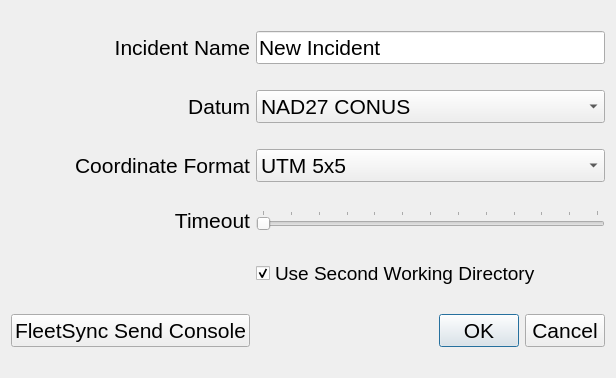
The window that designer/options.ui (ncssar/radiolog) describes before a commit, drawn with Qt 5.
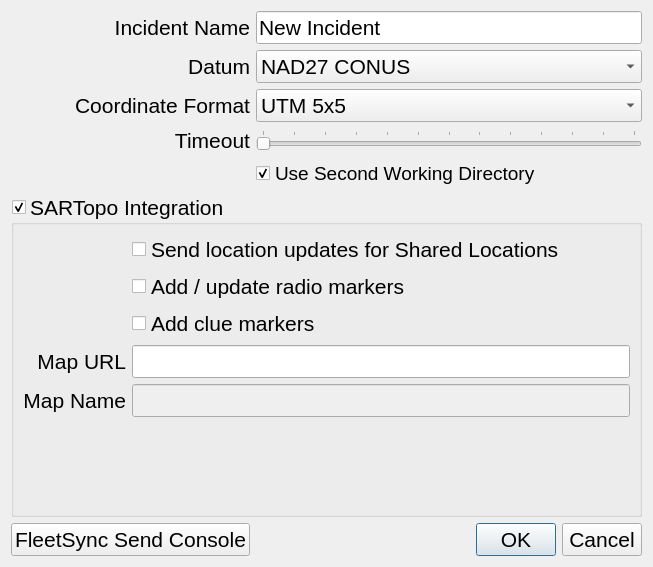
The same window after the commit.

```diff
--- a/designer/options.ui
+++ b/designer/options.ui
@@ -6,8 +6,8 @@
    <rect>
     <x>0</x>
     <y>0</y>
-    <width>616</width>
-    <height>378</height>
+    <width>653</width>
+    <height>567</height>
    </rect>
   </property>
   <property name="font">
@@ -92,7 +92,7 @@
      </property>
     </widget>
    </item>
-   <item row="9" column="1">
+   <item row="10" column="1">
     <widget class="QDialogButtonBox" name="buttonBox">
      <property name="font">
       <font>
@@ -108,8 +108,8 @@
      </property>
     </widget>
    </item>
-   <item row="1" column="0">
-    <widget class="QLabel" name="label_3">
+   <item row="3" column="0">
+    <widget class="QLabel" name="timeoutLabel">
      <property name="font">
       <font>
        <family>Segoe UI</family>
@@ -117,7 +117,7 @@
       </font>
      </property>
      <property name="text">
-      <string>Datum</string>
+      <string>Timeout</string>
      </property>
      <property name="alignment">
       <set>Qt::AlignRight|Qt::AlignTrailing|Qt::AlignVCenter</set>
@@ -147,42 +147,20 @@
      </item>
     </widget>
    </item>
-   <item row="2" column="1">
-    <widget class="QComboBox" name="formatField">
+   <item row="1" column="0">
+    <widget class="QLabel" name="label_3">
      <property name="font">
       <font>
        <family>Segoe UI</family>
        <pointsize>16</pointsize>
       </font>
      </property>
-     <property name="focusPolicy">
-      <enum>Qt::ClickFocus</enum>
+     <property name="text">
+      <string>Datum</string>
      </property>
-     <item>
-      <property name="text">
-       <string>UTM 5x5</string>
-      </property>
-     </item>
-     <item>
-      <property name="text">
-       <string>UTM 7x7</string>
-      </property>
-     </item>
-     <item>
-      <property name="text">
-       <string>D.d°</string>
-      </property>
-     </item>
-     <item>
-      <property name="text">
-       <string>D° M.m'</string>
-      </property>
-     </item>
-     <item>
-      <property name="text">
-       <string>D° M' S.s&quot;</string>
-      </property>
-     </item>
+     <property name="alignment">
+      <set>Qt::AlignRight|Qt::AlignTrailing|Qt::AlignVCenter</set>
+     </property>
     </widget>
    </item>
    <item row="8" column="1">
@@ -203,20 +181,49 @@
      </property>
     </widget>
    </item>
-   <item row="3" column="0">
-    <widget class="QLabel" name="timeoutLabel">
+   <item row="10" column="0">
+    <widget class="QPushButton" name="fsSendButton">
+     <property name="text">
+      <string>FleetSync Send Console</string>
+     </property>
+    </widget>
+   </item>
+   <item row="2" column="1">
+    <widget class="QComboBox" name="formatField">
      <property name="font">
       <font>
        <family>Segoe UI</family>
        <pointsize>16</pointsize>
       </font>
      </property>
-     <property name="text">
-      <string>Timeout</string>
+     <property name="focusPolicy">
+      <enum>Qt::ClickFocus</enum>
      </property>
-     <property name="alignment">
-      <set>Qt::AlignRight|Qt::AlignTrailing|Qt::AlignVCenter</set>
-     </property>
+     <item>
+      <property name="text">
+       <string>UTM 5x5</string>
+      </property>
+     </item>
+     <item>
+      <property name="text">
+       <string>UTM 7x7</string>
+      </property>
+     </item>
+     <item>
+      <property name="text">
+       <string>D.d°</string>
+      </property>
+     </item>
+     <item>
+      <property name="text">
+       <string>D° M.m'</string>
+      </property>
+     </item>
+     <item>
+      <property name="text">
+       <string>D° M' S.s&quot;</string>
+      </property>
+     </item>
     </widget>
    </item>
    <item row="0" column="1">
@@ -235,11 +242,79 @@
      </property>
     </widget>
    </item>
-   <item row="9" column="0">
-    <widget class="QPushButton" name="fsSendButton">
-     <property name="text">
-      <string>FleetSync Send Console</string>
+   <item row="9" column="0" colspan="2">
+    <widget class="QGroupBox" name="sartopoGroupBox">
+     <property name="sizePolicy">
+      <sizepolicy hsizetype="Preferred" vsizetype="Minimum">
+       <horstretch>0</horstretch>
+       <verstretch>0</verstretch>
+      </sizepolicy>
      </property>
+     <property name="title">
+      <string>SARTopo Integration</string>
+     </property>
+     <property name="checkable">
+      <bool>true</bool>
+     </property>
+     <layout class="QFormLayout" name="formLayout">
+      <property name="labelAlignment">
+       <set>Qt::AlignRight|Qt::AlignTrailing|Qt::AlignVCenter</set>
+      </property>
+      <property name="formAlignment">
+       <set>Qt::AlignLeading|Qt::AlignLeft|Qt::AlignTop</set>
+      </property>
+      <item row="0" column="1">
+       <widget class="QCheckBox" name="sartopoLocationUpdatesCheckBox">
+        <property name="text">
+         <string>Send location updates for Shared Locations</string>
+        </property>
+       </widget>
+      </item>
+      <item row="1" column="1">
+       <widget class="QCheckBox" name="sartopoRadioMarkersCheckBox">
+        <property name="text">
+         <string>Add / update radio markers</string>
+        </property>
+       </widget>
+      </item>
+      <item row="2" column="1">
+       <widget class="QCheckBox" name="sartopoClueMarkersCheckBox">
+        <property name="text">
+         <string>Add clue markers</string>
+        </property>
+       </widget>
+      </item>
+      <item row="3" column="0">
+       <widget class="QLabel" name="label_2">
+        <property name="text">
+         <string>Map URL</string>
+        </property>
+        <property name="alignment">
+         <set>Qt::AlignRight|Qt::AlignTrailing|Qt::AlignVCenter</set>
+        </property>
+       </widget>
+      </item>
+      <item row="3" column="1">
+       <widget class="QLineEdit" name="sartopoMapURLField"/>
+      </item>
+      <item row="4" column="0">
+       <widget class="QLabel" name="label_5">
+        <property name="text">
+         <string>Map Name</string>
+        </property>
+        <property name="alignment">
+         <set>Qt::AlignRight|Qt::AlignTrailing|Qt::AlignVCenter</set>
+        </property>
+       </widget>
+      </item>
+      <item row="4" column="1">
+       <widget class="QLineEdit" name="sartopoMapNameField">
+        <property name="enabled">
+         <bool>false</bool>
+        </property>
+       </widget>
+      </item>
+     </layout>
     </widget>
    </item>
   </layout>
```
Left out of the diff: 82 changed lines with no effect on the pictures.
